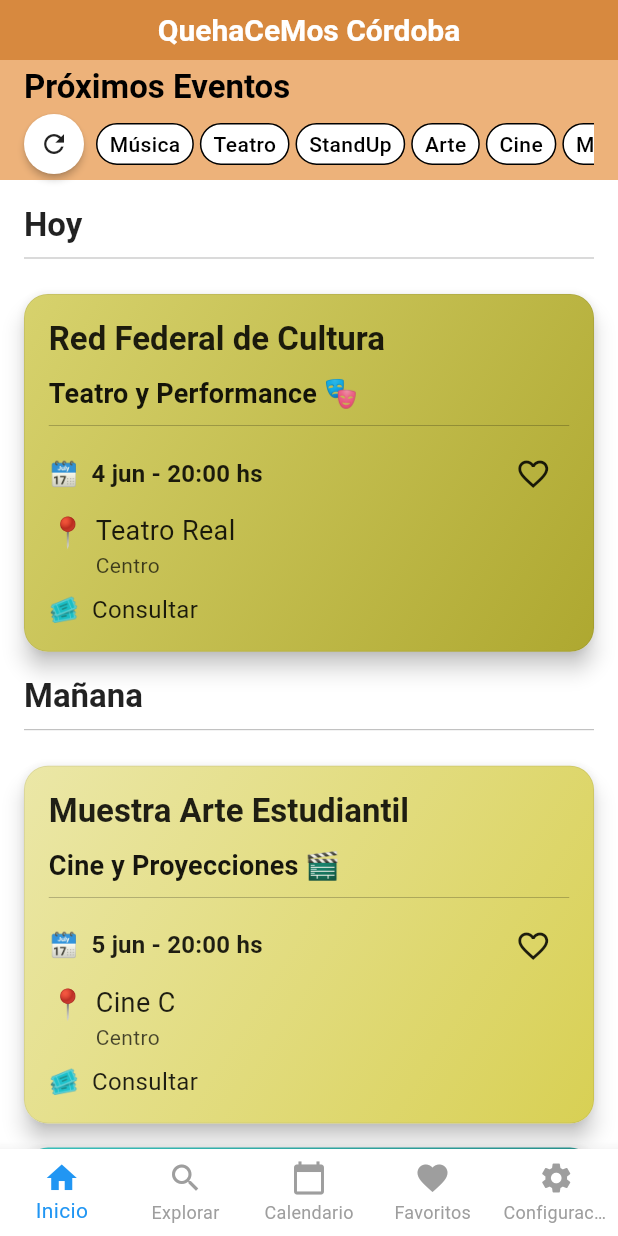
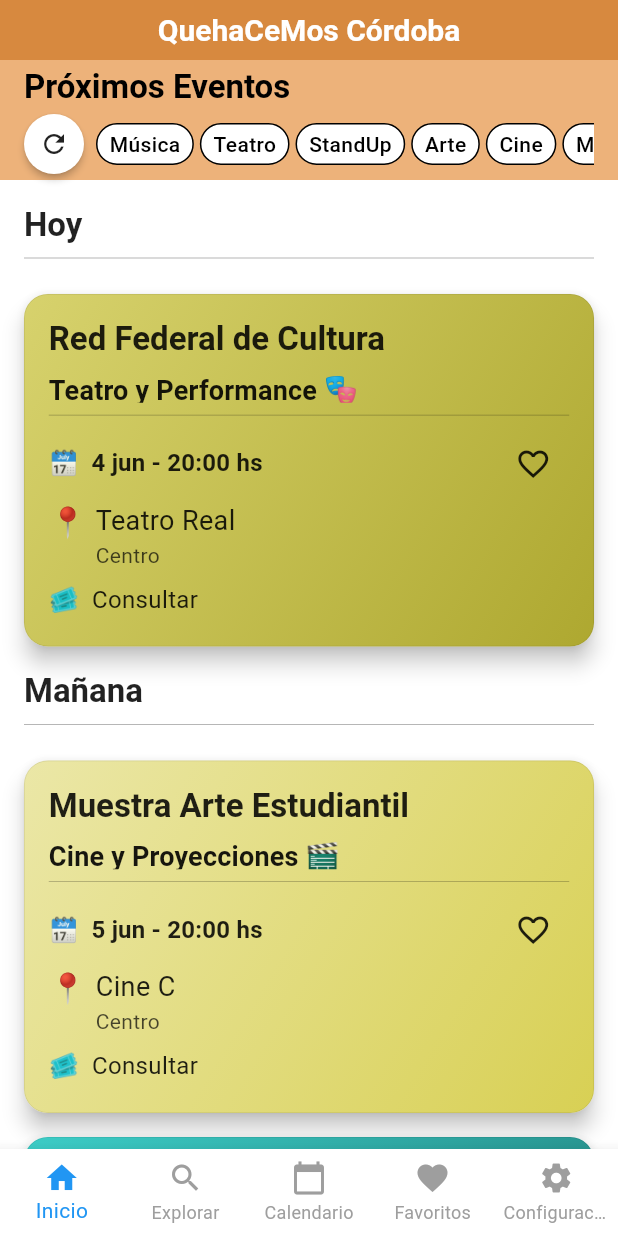
Before and after one commit to MarioLuisP/KeaCemos, a Flutter app: the screen it shows after launch, on a phone screen of 412 x 824 dp. Run offline on Flutter 3.47's test engine with Material 3 defaults, Android fonts, the phone set to English and light mode, and no system bars; our stand-ins replace cached_network_image, firebase_auth, google_sign_in, share_plus, shared_preferences, table_calendar; accounts and stored records are empty; Roboto replaces fonts that are missing (Nunito).

```diff
--- a/lib/src/pages/home_page.dart
+++ b/lib/src/pages/home_page.dart
@@ -197,7 +197,7 @@ class _HomePageState extends State<HomePage>
       ),
     );
   }
-
+  //NUEVO METODO DE MOSTRAR 6
   Widget _buildScrollableBody({
     required HomeViewModel viewModel,
     required List<dynamic> displayedEvents,
@@ -208,21 +208,52 @@ class _HomePageState extends State<HomePage>
       return _buildEmptyState(viewModel);
     }
 
-    return ListView(
-      padding: EdgeInsets.only(top: 8.0),
-      children: sortedDates.expand((date) {
-        final eventsOnDate = groupedEvents[date]!;
-        final sectionTitle =
-            viewModel.getSectionTitle(DateFormat('yyyy-MM-dd').format(date));
-        return [
-          _buildSectionHeader(sectionTitle),
-          ...eventsOnDate.map((event) => EventCardWidget(
-                event: event,
-                viewModel: viewModel,
-                key: ValueKey(event['id']),
-              )),
-        ];
-      }).toList(),
+    // NUEVO: Pre-calcular estructura plana (solo metadata, no widgets)
+    final List<Map<String, dynamic>> flatItems = []; // NUEVO: Lista plana de items
+
+    for (final date in sortedDates) { // NUEVO: Construir estructura
+      final eventsOnDate = groupedEvents[date]!;
+      final sectionTitle = viewModel.getSectionTitle(DateFormat('yyyy-MM-dd').format(date));
+
+      // NUEVO: Agregar header como metadata
+      flatItems.add({
+        'type': 'header',
+        'title': sectionTitle,
+      });
+
+      // NUEVO: Agregar eventos como metadata
+      for (final event in eventsOnDate) {
+        flatItems.add({
+          'type': 'event',
+          'data': event,
+        });
+      }
+    }
+
+    return CustomScrollView( // CAMBIO: ListView → CustomScrollView
+      slivers: [ // NUEVO: Estructura con slivers
+        SliverPadding( // NUEVO: Padding como sliver
+          padding: EdgeInsets.only(top: 8.0),
+          sliver: SliverList( // NUEVO: Lista lazy
+            delegate: SliverChildBuilderDelegate(
+              (context, index) { // NUEVO: Builder que solo se ejecuta para items visibles
+                final item = flatItems[index];
+
+                if (item['type'] == 'header') { // NUEVO: Construir header solo cuando es visible
+                  return _buildSectionHeader(item['title']);
+                } else { // NUEVO: Construir evento solo cuando es visible
+                  return EventCardWidget(
+                    event: item['data'],
+                    viewModel: viewModel,
+                    key: ValueKey(item['data']['id']),
+                  );
+                }
+              },
+              childCount: flatItems.length, // NUEVO: Cantidad total conocida
+            ),
+          ),
+        ),
+      ],
     );
   }
 
--- a/lib/src/widgets/cards/event_card_widget.dart
+++ b/lib/src/widgets/cards/event_card_widget.dart
@@ -65,6 +65,7 @@ class EventCardWidget extends StatelessWidget {
           borderRadius: BorderRadius.circular(AppDimens.borderRadius),
         ),
         child: Container(
+          height: 235, // NUEVO: Altura fija para todas las tarjetas
           decoration: BoxDecoration(
             gradient: LinearGradient(
               begin: Alignment.topLeft,
@@ -86,7 +87,9 @@ class EventCardWidget extends StatelessWidget {
                   child: Column(
                     crossAxisAlignment: CrossAxisAlignment.start,
                     children: [
-                      Text(
+                      SizedBox( // NUEVO: Container con altura fija
+                        height: 26, // NUEVO: Altura específica para el título
+                        child: Text(
                           eventTitle,
                           style: Theme.of(context).textTheme.titleLarge?.copyWith(
                                 fontSize: 22,
@@ -96,14 +99,20 @@ class EventCardWidget extends StatelessWidget {
                           maxLines: 1,
                           overflow: TextOverflow.ellipsis,
                         ),
+                      ),
 
                       const SizedBox(height: AppDimens.paddingSmall),
-                      Text(
+                      SizedBox( // NUEVO: Container con altura fija
+                        height: 22, // NUEVO: Altura específica para categoría
+                        child: Text(
                           viewModel.getCategoryWithEmoji(eventType),
                           style: Theme.of(context).textTheme.titleMedium?.copyWith(
                                 fontSize: 18,
                                 fontWeight: FontWeight.w700,
                                 color: textColor.withOpacity(0.9),
+                              ),
+                          maxLines: 1, // NUEVO: Forzar una línea
+                          overflow: TextOverflow.ellipsis, // NUEVO: Cortar con puntos
                         ),
                       ),
                       const SizedBox(height: AppDimens.paddingSmall),
```
Lines whose indentation alone changed are shown as unchanged.
